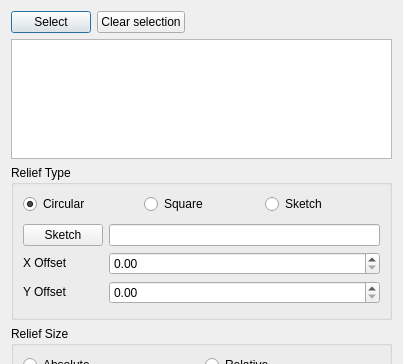
First picture: the form in Resources/panels/CornerReliefPanel.ui, repository shaise/FreeCAD_SheetMetal, before the edit; both pictures show x 0 to 403 and y 0 to 364 of the 403 by 676 pixel window.
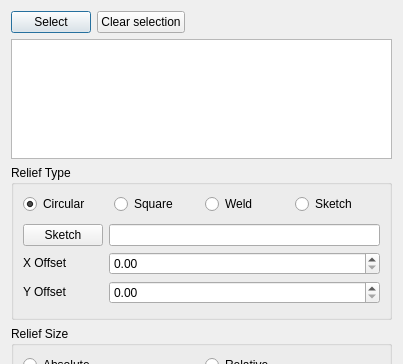
Second picture: the form after the edit. Custom widgets are drawn as their Qt base class.

Commit message:
Adding feature for rounded relief corner #460 (#617)
* Adding feature for rounded relief corner #460

* Fixing removeSplitter() failing

* Adding epsilon to mitigate boolean failure

What changed in the file:
```diff
--- a/Resources/panels/CornerReliefPanel.ui
+++ b/Resources/panels/CornerReliefPanel.ui
@@ -120,6 +120,16 @@
           </attribute>
          </widget>
         </item>
+        <item>
+         <widget class="QRadioButton" name="radioWeld">
+          <property name="text">
+           <string>Weld</string>
+          </property>
+          <attribute name="buttonGroup">
+           <string notr="true">groupReliefType</string>
+          </attribute>
+         </widget>
+        </item>
         <item>
          <widget class="QRadioButton" name="radioSketch">
           <property name="text">
```
The commit also changes 1 other file.
